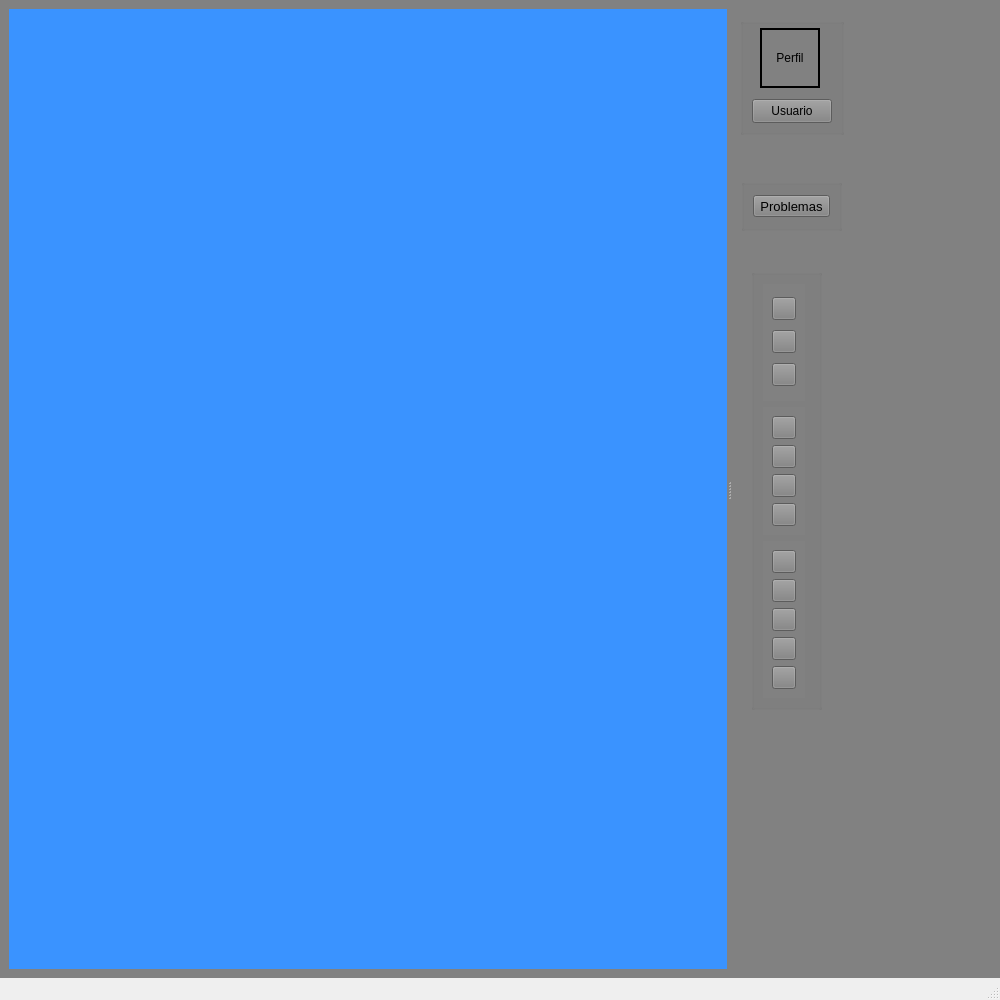
KaiacUPV/PROYECTO-IHM, file Trabajo/mainwindow.ui: the form before one commit.
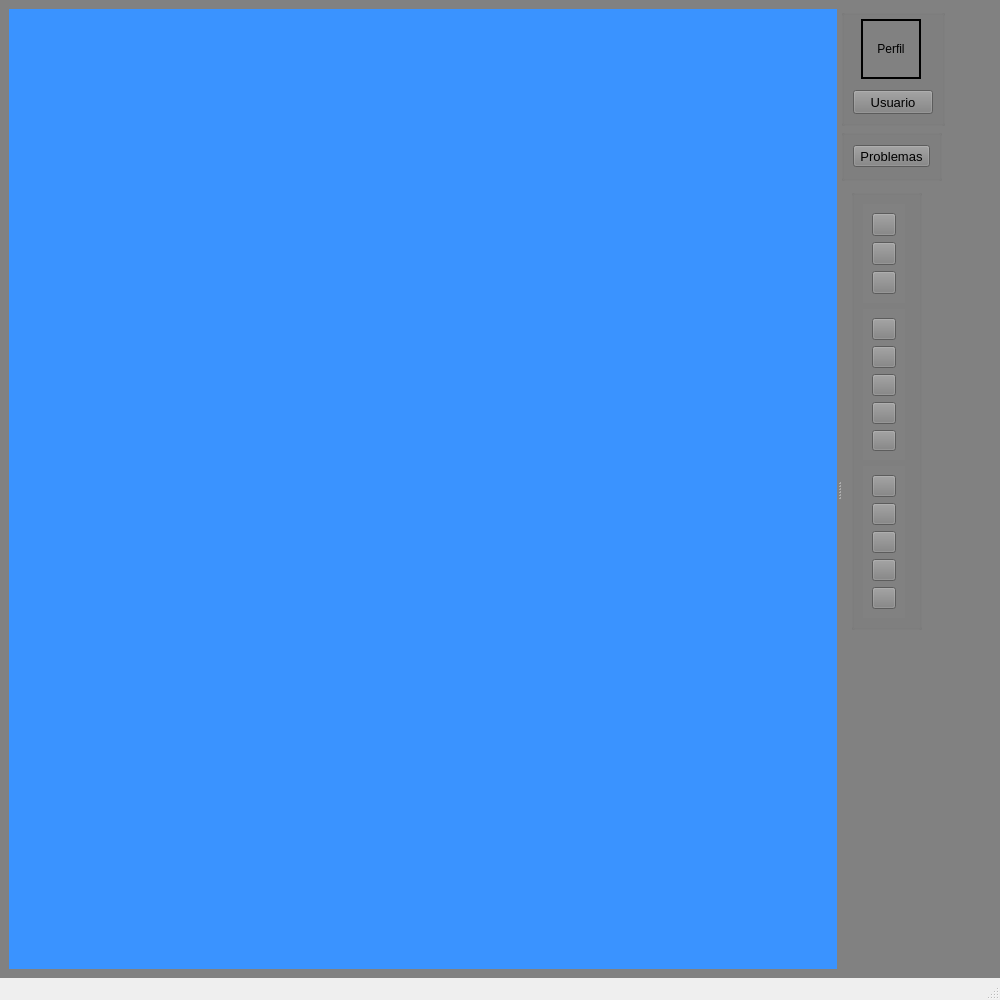
The form after the commit.

```diff
--- a/Trabajo/mainwindow.ui
+++ b/Trabajo/mainwindow.ui
@@ -23,7 +23,7 @@
    <property name="styleSheet">
     <string notr="true">background-color: rgb(129, 129, 129);</string>
    </property>
-   <layout class="QVBoxLayout" name="verticalLayout">
+   <layout class="QHBoxLayout" name="horizontalLayout_2">
     <item>
      <widget class="QSplitter" name="splitter">
       <property name="orientation">
@@ -32,7 +32,7 @@
       <widget class="QWidget" name="mapwidget" native="true">
        <property name="sizePolicy">
         <sizepolicy hsizetype="Minimum" vsizetype="Expanding">
-         <horstretch>0</horstretch>
+         <horstretch>50</horstretch>
          <verstretch>0</verstretch>
         </sizepolicy>
        </property>
@@ -48,28 +48,35 @@
       </widget>
       <widget class="QWidget" name="rightPanel" native="true">
        <property name="sizePolicy">
-        <sizepolicy hsizetype="Fixed" vsizetype="Fixed">
-         <horstretch>10</horstretch>
+        <sizepolicy hsizetype="Preferred" vsizetype="Preferred">
+         <horstretch>0</horstretch>
+         <verstretch>0</verstretch>
+        </sizepolicy>
+       </property>
+       <layout class="QHBoxLayout" name="horizontalLayout">
+        <item>
+         <widget class="QStackedWidget" name="stackedWidget">
+          <property name="sizePolicy">
+           <sizepolicy hsizetype="Preferred" vsizetype="Preferred">
+            <horstretch>0</horstretch>
          <verstretch>0</verstretch>
         </sizepolicy>
        </property>
        <property name="minimumSize">
         <size>
-         <width>0</width>
+            <width>150</width>
          <height>0</height>
         </size>
        </property>
-       <property name="maximumSize">
-        <size>
-         <width>260</width>
-         <height>16777215</height>
-        </size>
-       </property>
+          <property name="currentIndex">
+           <number>0</number>
+          </property>
+          <widget class="QWidget" name="page">
        <widget class="QGroupBox" name="groupTools&#10;">
         <property name="geometry">
          <rect>
-          <x>20</x>
-          <y>260</y>
+              <x>10</x>
+              <y>180</y>
           <width>71</width>
           <height>441</height>
          </rect>
@@ -160,7 +167,7 @@
          <item>
           <widget class="QWidget" name="widgetConfig" native="true">
            <property name="sizePolicy">
-            <sizepolicy hsizetype="Fixed" vsizetype="Preferred">
+                <sizepolicy hsizetype="Fixed" vsizetype="Fixed">
              <horstretch>0</horstretch>
              <verstretch>0</verstretch>
             </sizepolicy>
@@ -184,6 +191,13 @@
               </property>
              </widget>
             </item>
+                <item>
+                 <widget class="QToolButton" name="btnZoomOut">
+                  <property name="text">
+                   <string/>
+                  </property>
+                 </widget>
+                </item>
             <item>
              <widget class="QToolButton" name="btnMover">
               <property name="sizePolicy">
@@ -375,11 +389,53 @@
          </item>
         </layout>
        </widget>
+           <widget class="QGroupBox" name="groupProblems">
+            <property name="geometry">
+             <rect>
+              <x>0</x>
+              <y>120</y>
+              <width>101</width>
+              <height>52</height>
+             </rect>
+            </property>
+            <property name="sizePolicy">
+             <sizepolicy hsizetype="Fixed" vsizetype="Maximum">
+              <horstretch>0</horstretch>
+              <verstretch>0</verstretch>
+             </sizepolicy>
+            </property>
+            <property name="title">
+             <string/>
+            </property>
+            <layout class="QVBoxLayout" name="verticalLayout_7">
+             <item>
+              <widget class="QToolButton" name="btnProblemas">
+               <property name="sizePolicy">
+                <sizepolicy hsizetype="Minimum" vsizetype="Fixed">
+                 <horstretch>0</horstretch>
+                 <verstretch>0</verstretch>
+                </sizepolicy>
+               </property>
+               <property name="font">
+                <font>
+                 <pointsize>10</pointsize>
+                </font>
+               </property>
+               <property name="autoFillBackground">
+                <bool>false</bool>
+               </property>
+               <property name="text">
+                <string>Problemas</string>
+               </property>
+              </widget>
+             </item>
+            </layout>
+           </widget>
        <widget class="QGroupBox" name="groupUsuario">
         <property name="geometry">
          <rect>
-          <x>9</x>
-          <y>9</y>
+              <x>0</x>
+              <y>0</y>
           <width>104</width>
           <height>117</height>
          </rect>
@@ -456,48 +512,11 @@
          </property>
         </widget>
        </widget>
-       <widget class="QGroupBox" name="groupProblems">
-        <property name="geometry">
-         <rect>
-          <x>10</x>
-          <y>170</y>
-          <width>101</width>
-          <height>52</height>
-         </rect>
-        </property>
-        <property name="sizePolicy">
-         <sizepolicy hsizetype="Fixed" vsizetype="Maximum">
-          <horstretch>0</horstretch>
-          <verstretch>0</verstretch>
-         </sizepolicy>
-        </property>
-        <property name="title">
-         <string/>
-        </property>
-        <layout class="QVBoxLayout" name="verticalLayout_7">
-         <item>
-          <widget class="QToolButton" name="btnProblemas">
-           <property name="sizePolicy">
-            <sizepolicy hsizetype="Minimum" vsizetype="Fixed">
-             <horstretch>0</horstretch>
-             <verstretch>0</verstretch>
-            </sizepolicy>
-           </property>
-           <property name="font">
-            <font>
-             <pointsize>10</pointsize>
-            </font>
-           </property>
-           <property name="autoFillBackground">
-            <bool>false</bool>
-           </property>
-           <property name="text">
-            <string>Problemas</string>
-           </property>
+          </widget>
+          <widget class="QWidget" name="page_2"/>
           </widget>
          </item>
         </layout>
-       </widget>
       </widget>
      </widget>
     </item>
```
Left out of the diff: 4 changed lines with no effect on the pictures. Lines whose indentation alone changed are shown as unchanged.
